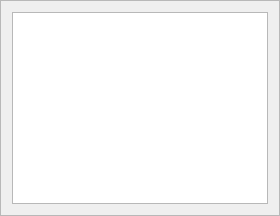
First picture: the form in elementslist.ui, repository igorko/FlareFramework, before the edit.
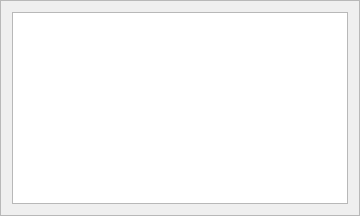
Second picture: the form after the edit.

What changed in the file:
```diff
--- a/elementslist.ui
+++ b/elementslist.ui
@@ -6,19 +6,19 @@
    <rect>
     <x>0</x>
     <y>0</y>
-    <width>280</width>
+    <width>360</width>
     <height>216</height>
    </rect>
   </property>
   <property name="sizePolicy">
-   <sizepolicy hsizetype="Maximum" vsizetype="Maximum">
+   <sizepolicy hsizetype="Minimum" vsizetype="Maximum">
     <horstretch>0</horstretch>
     <verstretch>0</verstretch>
    </sizepolicy>
   </property>
   <property name="minimumSize">
    <size>
-    <width>240</width>
+    <width>360</width>
     <height>0</height>
    </size>
   </property>
```
